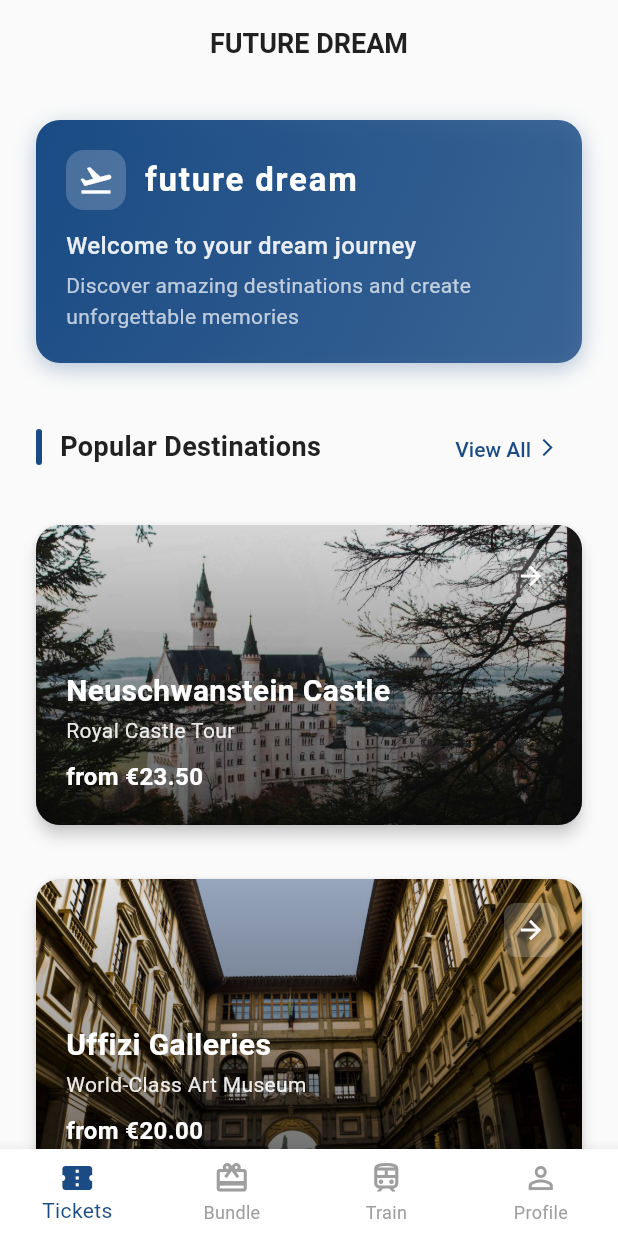
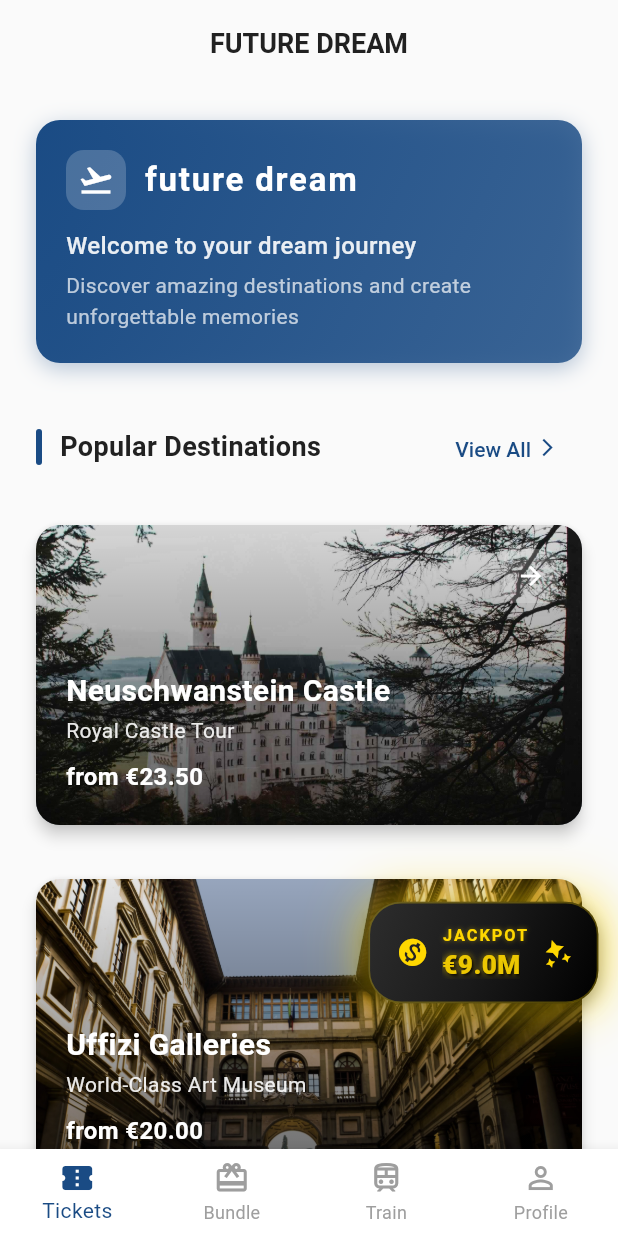
Before and after one commit to chikuokuo/ticket_sale, a Flutter app: the screen it shows after launch, on a phone screen of 412 x 824 dp. Run offline on Flutter 3.47's test engine with Material 3 defaults, Android fonts, the phone set to English and light mode, and no system bars; our stand-ins replace flutter_dotenv, flutter_riverpod; missing offline and left inert: flutter_stripe; Roboto replaces fonts that are missing (SF Pro Display).

Commit message:
add jackpot popup

```diff
--- a/lib/screens/main_navigation_screen.dart
+++ b/lib/screens/main_navigation_screen.dart
@@ -8,6 +8,7 @@ import '../screens/select_ticket_screen.dart';
 import '../screens/train_ticket_screen.dart';
 import '../theme/app_theme.dart';
 import '../theme/colors.dart';
+import '../widgets/jackpot_floating_button.dart';
 
 class MainNavigationScreen extends ConsumerStatefulWidget {
   final int initialTabIndex;
@@ -43,9 +44,26 @@ class _MainNavigationScreenState extends ConsumerState<MainNavigationScreen> {
   @override
   Widget build(BuildContext context) {
     return Scaffold(
-      body: IndexedStack(
-        index: _selectedIndex,
-        children: _pages,
+      body: Stack(
+        children: [
+          IndexedStack(
+            index: _selectedIndex,
+            children: _pages,
+          ),
+          // Jackpot floating button
+          JackpotFloatingButton(
+            amount: 9.0,
+            onTap: () {
+              // Handle jackpot button tap
+              ScaffoldMessenger.of(context).showSnackBar(
+                const SnackBar(
+                  content: Text('Jackpot feature coming soon!'),
+                  duration: Duration(seconds: 2),
+                ),
+              );
+            },
+          ),
+        ],
       ),
       bottomNavigationBar: BottomNavigationBar(
         items: const <BottomNavigationBarItem>[
--- /dev/null
+++ b/lib/widgets/jackpot_floating_button.dart
@@ -0,0 +1,329 @@
+import 'package:flutter/material.dart';
+import 'dart:math' as math;
+
+class JackpotFloatingButton extends StatefulWidget {
+  final double amount;
+  final VoidCallback? onTap;
+
+  const JackpotFloatingButton({
+    super.key,
+    this.amount = 9.0,
+    this.onTap,
+  });
+
+  @override
+  State<JackpotFloatingButton> createState() => _JackpotFloatingButtonState();
+}
+
+class _JackpotFloatingButtonState extends State<JackpotFloatingButton>
+    with TickerProviderStateMixin {
+  late AnimationController _bounceController;
+  late AnimationController _glowController;
+  late AnimationController _sparkleController;
+  late AnimationController _buttonBounceController;
+
+  late Animation<double> _bounceAnimation;
+  late Animation<double> _glowAnimation;
+  late Animation<double> _sparkleAnimation;
+  late Animation<double> _buttonBounceAnimation;
+
+  // Position state for dragging
+  double _xPosition = 0.0;
+  double _yPosition = 100.0; // Default bottom position
+
+  @override
+  void initState() {
+    super.initState();
+
+    // Initialize position based on screen size
+    WidgetsBinding.instance.addPostFrameCallback((_) {
+      final screenSize = MediaQuery.of(context).size;
+      setState(() {
+        _xPosition = screenSize.width - 160; // Default to right side
+      });
+    });
+
+    // Flip animation for the amount
+    _bounceController = AnimationController(
+      duration: const Duration(milliseconds: 600),
+      vsync: this,
+    );
+    _bounceAnimation = Tween<double>(
+      begin: 0.0,
+      end: 1.0,
+    ).animate(CurvedAnimation(
+      parent: _bounceController,
+      curve: Curves.easeInOut,
+    ));
+
+    // Glow animation
+    _glowController = AnimationController(
+      duration: const Duration(milliseconds: 2000),
+      vsync: this,
+    );
+    _glowAnimation = Tween<double>(
+      begin: 0.4,
+      end: 1.0,
+    ).animate(CurvedAnimation(
+      parent: _glowController,
+      curve: Curves.easeInOut,
+    ));
+
+    // Sparkle animation
+    _sparkleController = AnimationController(
+      duration: const Duration(milliseconds: 1500),
+      vsync: this,
+    );
+    _sparkleAnimation = Tween<double>(
+      begin: 0.0,
+      end: 2 * math.pi,
+    ).animate(CurvedAnimation(
+      parent: _sparkleController,
+      curve: Curves.linear,
+    ));
+
+    // Button bounce animation
+    _buttonBounceController = AnimationController(
+      duration: const Duration(milliseconds: 800),
+      vsync: this,
+    );
+    _buttonBounceAnimation = Tween<double>(
+      begin: 1.0,
+      end: 1.08,
+    ).animate(CurvedAnimation(
+      parent: _buttonBounceController,
+      curve: Curves.elasticOut,
+    ));
+
+    // Start animations
+    _startAnimations();
+  }
+
+  void _startAnimations() {
+    // Flip animation repeats every 1.5 seconds (faster)
+    _bounceController.repeat(period: const Duration(milliseconds: 1500));
+
+    // Glow animation repeats continuously
+    _glowController.repeat(reverse: true);
+
+    // Sparkle animation repeats continuously
+    _sparkleController.repeat();
+
+    // Button bounce animation repeats every 2.5 seconds
+    _buttonBounceController.repeat(period: const Duration(milliseconds: 2500));
+  }
+
+  @override
+  void dispose() {
+    _bounceController.dispose();
+    _glowController.dispose();
+    _sparkleController.dispose();
+    _buttonBounceController.dispose();
+    super.dispose();
+  }
+
+  @override
+  Widget build(BuildContext context) {
+    final screenSize = MediaQuery.of(context).size;
+
+    return Positioned(
+      left: _xPosition,
+      bottom: _yPosition,
+      child: Draggable(
+        feedback: Material(
+          color: Colors.transparent,
+          child: _buildButtonContent(isDragging: true),
+        ),
+        childWhenDragging: Container(), // Hide original when dragging
+        onDragEnd: (details) {
+          setState(() {
+            // Constrain position to screen bounds
+            _xPosition = details.offset.dx.clamp(0.0, screenSize.width - 160);
+            _yPosition = (screenSize.height - details.offset.dy).clamp(20.0, screenSize.height - 160);
+          });
+        },
+        child: GestureDetector(
+          onTap: widget.onTap,
+          child: _buildButtonContent(),
+        ),
+      ),
+    );
+  }
+
+  Widget _buildButtonContent({bool isDragging = false}) {
+    return AnimatedBuilder(
+      animation: Listenable.merge([
+        _bounceAnimation,
+        _glowAnimation,
+        _sparkleAnimation,
+        _buttonBounceAnimation,
+      ]),
+      builder: (context, child) {
+        return Transform.scale(
+          scale: isDragging ? 1.1 : _buttonBounceAnimation.value, // Slightly larger when dragging
+          child: Container(
+                decoration: BoxDecoration(
+                  borderRadius: BorderRadius.circular(20),
+                  boxShadow: [
+                    // Multiple layers of outer glow for stronger effect
+                    BoxShadow(
+                      color: const Color(0xFFFFD700).withOpacity(_glowAnimation.value * 0.8),
+                      blurRadius: 30,
+                      spreadRadius: 5,
+                    ),
+                    BoxShadow(
+                      color: const Color(0xFFFFD700).withOpacity(_glowAnimation.value * 0.6),
+                      blurRadius: 20,
+                      spreadRadius: 3,
+                    ),
+                    BoxShadow(
+                      color: const Color(0xFFFFD700).withOpacity(_glowAnimation.value * 0.4),
+                      blurRadius: 15,
+                      spreadRadius: 1,
+                    ),
+                    // Inner shadow for depth
+                    BoxShadow(
+                      color: Colors.black.withOpacity(0.3),
+                      blurRadius: 8,
+                      offset: const Offset(0, 4),
+                    ),
+                  ],
+                ),
+                child: Container(
+                padding: const EdgeInsets.symmetric(horizontal: 16, vertical: 12),
+                decoration: BoxDecoration(
+                  borderRadius: BorderRadius.circular(20),
+                  gradient: const LinearGradient(
+                    begin: Alignment.topLeft,
+                    end: Alignment.bottomRight,
+                    colors: [
+                      Color(0xFF2D2D2D),
+                      Color(0xFF1A1A1A),
+                      Color(0xFF000000),
+                    ],
+                  ),
+                  border: Border.all(
+                    color: const Color(0xFFFFD700).withOpacity(0.3),
+                    width: 1,
+                  ),
+                ),
+                child: Row(
+                  mainAxisSize: MainAxisSize.min,
+                  children: [
+                    // Coin icon with rotation
+                    Transform.rotate(
+                      angle: _sparkleAnimation.value * 0.5,
+                      child: const Icon(
+                        Icons.monetization_on,
+                        color: Color(0xFFFFD700),
+                        size: 20,
+                      ),
+                    ),
+                    const SizedBox(width: 8),
+                    Column(
+                      mainAxisSize: MainAxisSize.min,
+                      crossAxisAlignment: CrossAxisAlignment.start,
+                      children: [
+                        // JACKPOT text
+                        Text(
+                          'JACKPOT',
+                          style: TextStyle(
+                            color: const Color(0xFFFFD700),
+                            fontSize: 10,
+                            fontWeight: FontWeight.w600,
+                            letterSpacing: 1.2,
+                            shadows: [
+                              Shadow(
+                                color: const Color(0xFFFFD700).withOpacity(0.5),
+                                blurRadius: 4,
+                              ),
+                            ],
+                          ),
+                        ),
+                        const SizedBox(height: 2),
+                        // Amount with flip animation
+                        SizedBox(
+                          height: 20,
+                          child: ClipRect(
+                            child: Stack(
+                              children: [
+                                // Current amount
+                                Transform.translate(
+                                  offset: Offset(0, -20 * _bounceAnimation.value),
+                                  child: Opacity(
+                                    opacity: 1.0 - _bounceAnimation.value,
+                                    child: Text(
+                                      '€${widget.amount.toStringAsFixed(1)}M',
+                                      style: TextStyle(
+                                        color: const Color(0xFFFFD700),
+                                        fontSize: 16,
+                                        fontWeight: FontWeight.w900,
+                                        shadows: [
+                                          Shadow(
+                                            color: const Color(0xFFFFD700).withOpacity(0.8),
+                                            blurRadius: 6,
+                                          ),
+                                          const Shadow(
+                                            color: Colors.black,
+                                            blurRadius: 2,
+                                            offset: Offset(1, 1),
+                                          ),
+                                        ],
+                                      ),
+                                    ),
+                                  ),
+                                ),
+                                // Next amount (slightly higher)
+                                Transform.translate(
+                                  offset: Offset(0, 20 - 20 * _bounceAnimation.value),
+                                  child: Opacity(
+                                    opacity: _bounceAnimation.value,
+                                    child: Text(
+                                      '€${(widget.amount + 0.1).toStringAsFixed(1)}M',
+                                      style: TextStyle(
+                                        color: const Color(0xFFFFD700),
+                                        fontSize: 16,
+                                        fontWeight: FontWeight.w900,
+                                        shadows: [
+                                          Shadow(
+                                            color: const Color(0xFFFFD700).withOpacity(0.8),
+                                            blurRadius: 6,
+                                          ),
+                                          const Shadow(
+                                            color: Colors.black,
+                                            blurRadius: 2,
+                                            offset: Offset(1, 1),
+                                          ),
+                                        ],
+                                      ),
+                                    ),
+                                  ),
+                                ),
+                              ],
+                            ),
+                          ),
+                        ),
+                      ],
+                    ),
+                    const SizedBox(width: 8),
+                    // Sparkle icon with rotation and scale
+                    Transform.rotate(
+                      angle: _sparkleAnimation.value,
+                      child: Transform.scale(
+                        scale: 0.8 + (_glowAnimation.value * 0.4),
+                        child: const Icon(
+                          Icons.auto_awesome,
+                          color: Color(0xFFFFD700),
+                          size: 18,
+                        ),
+                      ),
+                    ),
+                  ],
+                ),
+                ),
+              ),
+            );
+      },
+    );
+  }
+}
```
